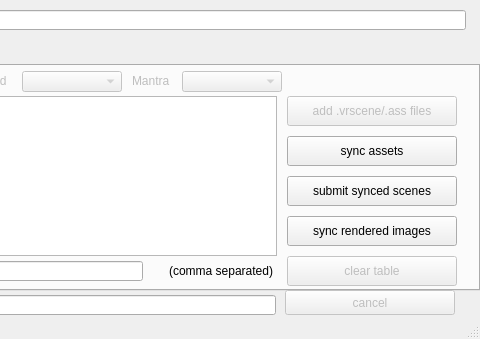
ultra-sonic/opencloudrender, file opencloudrender/ui/ocrSubmit.ui: the form before one commit; both pictures show x 890 to 1370 and y 0 to 339 of the 1370 by 339 pixel window.
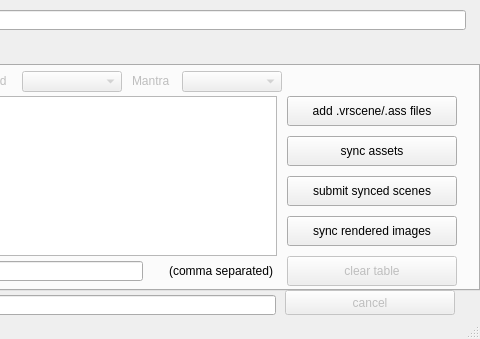
The form after the commit.

Commit message: finally brought funvtionality to the add scenes button

What changed in the file:
```diff
--- a/opencloudrender/ui/ocrSubmit.ui
+++ b/opencloudrender/ui/ocrSubmit.ui
@@ -112,9 +112,6 @@
       </property>
      </widget>
      <widget class="QPushButton" name="addScenesButton">
-      <property name="enabled">
-       <bool>false</bool>
-      </property>
       <property name="geometry">
        <rect>
         <x>1175</x>
```
The commit also changes 2 other files.
